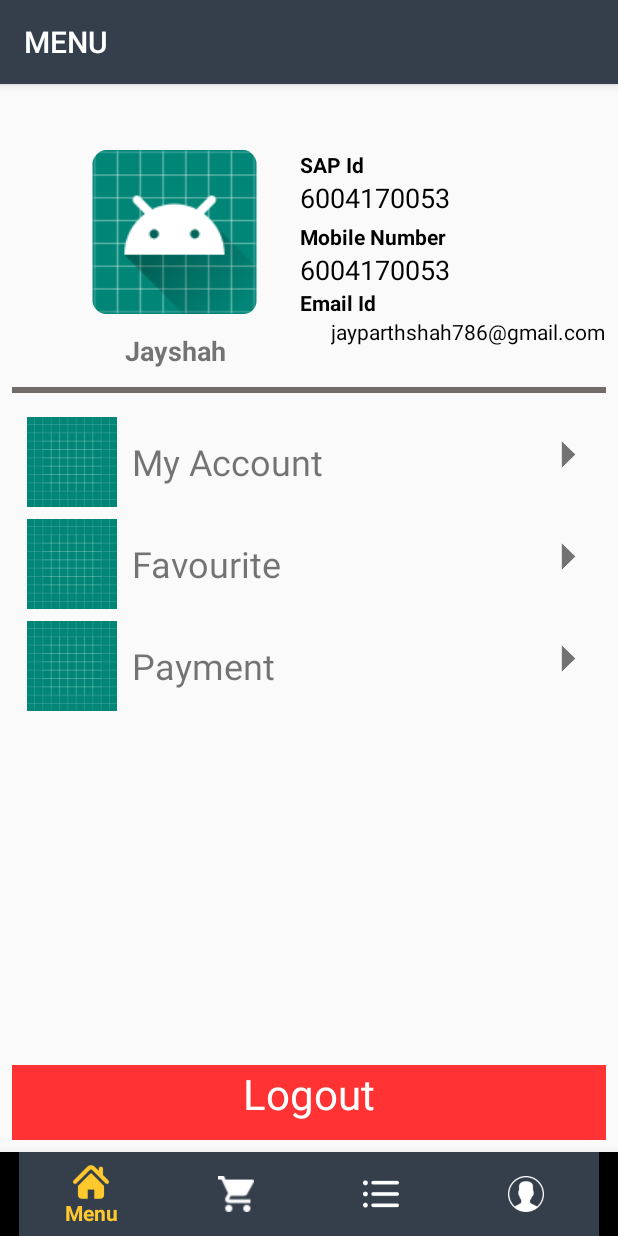
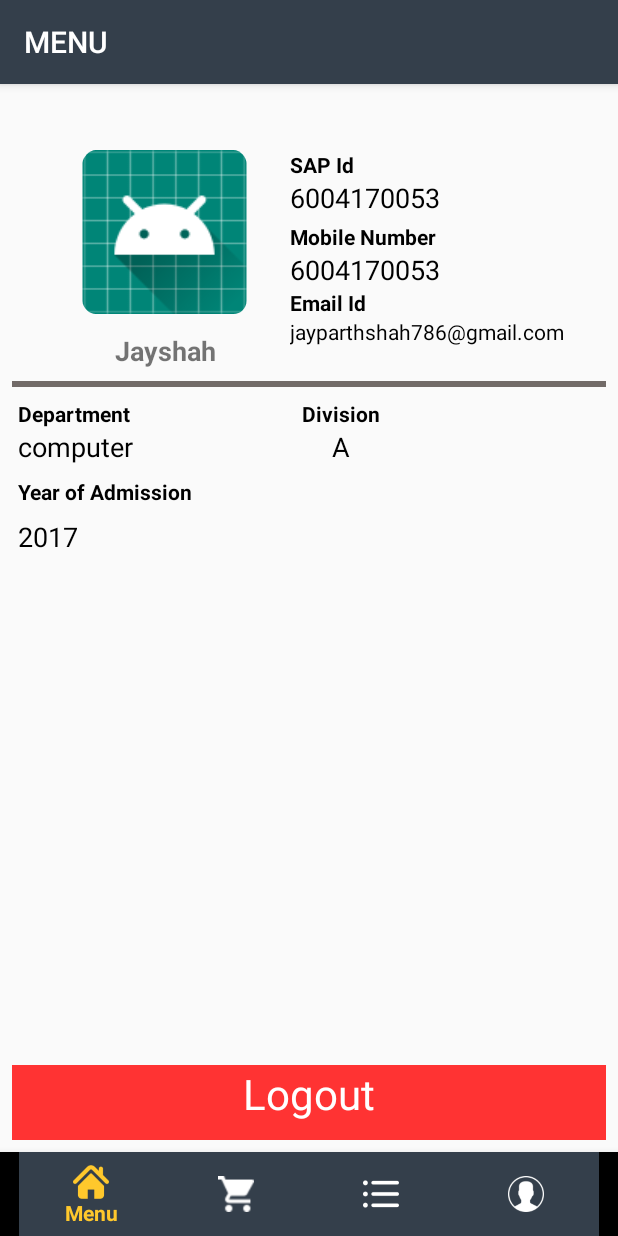
Before and after one commit to djunicode/canteen-android-app, an Android app: the fragment Profile placed in its activity, on a phone screen of 412 x 824 dp. Run offline under Robolectric (Android 15) with nearby library versions, the phone set to English and light mode, and no system bars; network calls fail; 2 statements that could not run were skipped.

Commit message:
profile get request

```diff
--- /dev/null
+++ b/app/src/main/java/io/github/djunicode/canteenapp/ResponseObjects/ProfileResponse.java
@@ -0,0 +1,77 @@
+package io.github.djunicode.canteenapp.ResponseObjects;
+
+public class ProfileResponse {
+
+    private String username;
+    private String first_name;
+    private String last_name;
+    private String email;
+    private String phone_number;
+    private String division;
+    private String department;
+    private int admission_year;
+    public String getUsername() {
+        return username;
+    }
+
+    public void setUsername(String username) {
+        this.username = username;
+    }
+
+    public String getFirst_name() {
+        return first_name;
+    }
+
+    public void setFirst_name(String first_name) {
+        this.first_name = first_name;
+    }
+
+    public String getLast_name() {
+        return last_name;
+    }
+
+    public void setLast_name(String last_name) {
+        this.last_name = last_name;
+    }
+
+    public String getEmail() {
+        return email;
+    }
+
+    public void setEmail(String email) {
+        this.email = email;
+    }
+
+    public String getPhone_number() {
+        return phone_number;
+    }
+
+    public void setPhone_number(String phone_number) {
+        this.phone_number = phone_number;
+    }
+
+    public String getDivision() {
+        return division;
+    }
+
+    public void setDivision(String division) {
+        this.division = division;
+    }
+
+    public String getDepartment() {
+        return department;
+    }
+
+    public void setDepartment(String department) {
+        this.department = department;
+    }
+
+    public int getAdmission_year() {
+        return admission_year;
+    }
+
+    public void setAdmission_year(int admission_year) {
+        this.admission_year = admission_year;
+    }
+
+}
--- a/app/src/main/java/io/github/djunicode/canteenapp/RetrofitInterfaces/ApiInterface.java
+++ b/app/src/main/java/io/github/djunicode/canteenapp/RetrofitInterfaces/ApiInterface.java
@@ -7,6 +7,7 @@ import io.github.djunicode.canteenapp.RequestObjects.SendOrder;
 import io.github.djunicode.canteenapp.RequestObjects.SignInRequest;
 import io.github.djunicode.canteenapp.RequestObjects.SignUpRequest;
 import io.github.djunicode.canteenapp.ResponseObjects.OrderSentResponse;
+import io.github.djunicode.canteenapp.ResponseObjects.ProfileResponse;
 import io.github.djunicode.canteenapp.ResponseObjects.SignInResponse;
 import io.github.djunicode.canteenapp.ResponseObjects.SignUpResponse;
 import io.github.djunicode.canteenapp.models.MenuItem;
@@ -51,4 +52,7 @@ public interface ApiInterface {
     @GET("user-orders/current_orders")
     Call<List<Order>> getCurrentOrders(@Header ("Authorization")String token);
 
+    @GET("student-user/profile/")
+    Call<ProfileResponse> getProfile(@Header ("Authorization")String token);
+
 }
--- a/app/src/main/java/io/github/djunicode/canteenapp/fragments/Profile.java
+++ b/app/src/main/java/io/github/djunicode/canteenapp/fragments/Profile.java
@@ -1,25 +1,46 @@
 package io.github.djunicode.canteenapp.fragments;
 
+import android.content.Context;
 import android.content.Intent;
 import android.content.SharedPreferences;
 import android.os.Bundle;
 import android.support.annotation.NonNull;
 import android.support.annotation.Nullable;
 import android.support.v4.app.Fragment;
+import android.util.Log;
 import android.view.LayoutInflater;
 import android.view.View;
 import android.view.ViewGroup;
 import android.widget.TextView;
 import android.widget.Toast;
-
+import retrofit2.Callback;
+import retrofit2.Response;
+import retrofit2.Call;
+import android.content.SharedPreferences;
+import io.github.djunicode.canteenapp.API;
+import io.github.djunicode.canteenapp.GlobalData;
 import io.github.djunicode.canteenapp.LoginActivity;
 import io.github.djunicode.canteenapp.R;
+import io.github.djunicode.canteenapp.ResponseObjects.ProfileResponse;
+import io.github.djunicode.canteenapp.RetrofitInterfaces.ApiInterface;
 
 import static android.content.Context.MODE_PRIVATE;
 import static io.github.djunicode.canteenapp.LoginActivity.TOKEN_SHARED_PREFS_KEY;
 import static io.github.djunicode.canteenapp.LoginActivity.TOKEN_STRING;
 
 public class Profile extends Fragment {
+    String Rusername,Rfname,Rlname,Remail,Rphone,Rdiv,Rdept;
+    int Radmission_year;
+    TextView name,email,sap,div,dept,year,phone;
+    ApiInterface api = API.getInstance().create(ApiInterface.class);
+
+    private static final String TAG = "profile";
+    @Override
+    public void onCreate(@Nullable Bundle savedInstanceState) {
+        super.onCreate(savedInstanceState);
+
+        displayDetails();
+    }
 
     @Nullable
     @Override
@@ -33,6 +54,13 @@ public class Profile extends Fragment {
     public void onViewCreated(@NonNull View view, @Nullable Bundle savedInstanceState) {
         super.onViewCreated(view, savedInstanceState);
 
+        name=view.findViewById(R.id.textView3);
+        email=view.findViewById(R.id.textView8);
+        sap=view.findViewById(R.id.textView4);
+        phone=view.findViewById(R.id.textView6);
+        dept=view.findViewById(R.id.department);
+        div=view.findViewById(R.id.division);
+        year=view.findViewById(R.id.yearofadmission);
         TextView logoutTextView = (TextView) view.findViewById(R.id.logoutText);
         logoutTextView.setOnClickListener(new View.OnClickListener() {
             @Override
@@ -53,4 +81,59 @@ public class Profile extends Fragment {
         Toast.makeText(this.getActivity(), "Logged out successfully", Toast.LENGTH_SHORT).show();
     }
 
+
+    private void displayDetails(){
+        SharedPreferences tokenPrefs = getContext().getSharedPreferences(TOKEN_SHARED_PREFS_KEY, Context.MODE_PRIVATE);
+        String tokenValue = tokenPrefs.getString(TOKEN_STRING, null);
+        Log.i(TAG,"api interface"+api);
+        Log.d("token value",""+tokenValue);
+        Log.d("token pref",""+tokenPrefs);
+        final Call<ProfileResponse> createprofile= api.getProfile("token "+tokenValue);
+        createprofile.enqueue(new Callback<ProfileResponse>() {
+            @Override
+            public void onResponse(Call<ProfileResponse> call, Response<ProfileResponse> response) {
+
+                Log.i(TAG, "response body "+response.body());
+                Log.i(TAG,"response code::"+response.code());
+                Log.i(TAG,"response message: "+response.message());
+                Log.i(TAG,"response header: "+response.headers());
+                Log.i(TAG,"response error body: "+response.errorBody());
+                Log.i(TAG,"response isSuccessful: "+response.isSuccessful());
+                if(!response.isSuccessful()){
+                   Toast.makeText(getContext(), "Some error has occurred...", Toast.LENGTH_SHORT).show();
+
+                 Log.d("profile load","failed...");
+                return;
+                }
+                ProfileResponse profileResponse=response.body();
+                Rusername=profileResponse.getUsername();
+                Rfname=profileResponse.getFirst_name();
+                Rlname=profileResponse.getLast_name();
+                Remail=profileResponse.getEmail();
+                Rphone=profileResponse.getPhone_number();
+                Rdiv=profileResponse.getDivision();
+                Rdept=profileResponse.getDepartment();
+                Radmission_year=profileResponse.getAdmission_year();
+                name.setText(""+Rfname+" "+Rlname);
+                sap.setText(Rusername);
+                email.setText(Remail);
+                phone.setText(Rphone);
+                dept.setText(Rdept);
+                div.setText(Rdiv);
+                year.setText(""+Radmission_year);
+                Log.d("profile load","SUCCESS");
+            }
+
+            @Override
+            public void onFailure(Call<ProfileResponse> call, Throwable t) {
+
+                Toast.makeText(getContext(), "Loading failed", Toast.LENGTH_SHORT).show();
+                Log.d("profile load","FAILED");
+            }
+        });
+
+
+
+    }
+
 }
--- a/app/src/main/res/layout/profile.xml
+++ b/app/src/main/res/layout/profile.xml
@@ -11,7 +11,6 @@
         android:id="@+id/imageView"
         android:layout_width="119dp"
         android:layout_height="109dp"
-        android:layout_marginStart="8dp"
         android:layout_marginTop="44dp"
         android:layout_marginEnd="8dp"
         app:layout_constraintEnd_toEndOf="parent"
@@ -24,12 +23,11 @@
         android:id="@+id/textView3"
         android:layout_width="104dp"
         android:layout_height="wrap_content"
-        android:layout_marginStart="8dp"
         android:layout_marginTop="12dp"
         android:layout_marginEnd="8dp"
+        android:gravity="center"
         android:text="Jayshah"
-        android:gravity="center"
-        android:textSize="18sp"
+        android:textSize="18dp"
         android:textStyle="bold"
         app:layout_constraintEnd_toEndOf="parent"
         app:layout_constraintHorizontal_bias="0.194"
@@ -43,7 +41,7 @@
         android:layout_marginEnd="8dp"
         android:text="6004170053"
         android:textColor="#000"
-        android:textSize="18sp"
+        android:textSize="18dp"
         app:layout_constraintEnd_toEndOf="parent"
         app:layout_constraintHorizontal_bias="0.0"
         app:layout_constraintStart_toStartOf="@+id/textView5"
@@ -68,7 +66,7 @@
         android:layout_marginEnd="8dp"
         android:text="6004170053"
         android:textColor="#000"
-        android:textSize="18sp"
+        android:textSize="18dp"
         app:layout_constraintEnd_toEndOf="parent"
         app:layout_constraintHorizontal_bias="0.0"
         app:layout_constraintStart_toStartOf="@+id/textView7"
@@ -88,16 +86,14 @@
 
     <TextView
         android:id="@+id/textView8"
-        android:layout_width="183dp"
-        android:layout_height="wrap_content"
-        android:layout_marginStart="8dp"
-        android:layout_marginEnd="8dp"
+        android:layout_width="wrap_content"
+        android:layout_height="0dp"
         android:text="jayparthshah786@gmail.com"
         android:textColor="#000"
-        android:textSize="14sp"
+        android:textSize="14dp"
         app:layout_constraintEnd_toEndOf="parent"
-        app:layout_constraintHorizontal_bias="1.0"
-        app:layout_constraintStart_toStartOf="parent"
+        app:layout_constraintHorizontal_bias="0.0"
+        app:layout_constraintStart_toStartOf="@+id/textView9"
         app:layout_constraintTop_toBottomOf="@+id/textView9" />
 
     <TextView
@@ -116,144 +112,88 @@
         android:layout_width="match_parent"
         android:layout_height="4dp"
         android:layout_marginStart="8dp"
-        android:layout_marginTop="12dp"
+        android:layout_marginTop="8dp"
         android:layout_marginEnd="8dp"
         android:background="#726B68"
         android:orientation="horizontal"
         app:layout_constraintEnd_toEndOf="parent"
         app:layout_constraintStart_toStartOf="parent"
-        app:layout_constraintTop_toBottomOf="@+id/textView3"></LinearLayout>
+        app:layout_constraintTop_toBottomOf="@+id/textView3">
 
-
-
-    <LinearLayout xmlns:android="http://schemas.android.com/apk/res/android"
-        android:id="@+id/listgroup"
-        android:layout_width="match_parent"
-        android:layout_height="60dp"
-        android:layout_marginStart="8dp"
-        android:layout_marginTop="16dp"
-        android:layout_marginEnd="8dp"
-        android:orientation="horizontal"
-        app:layout_constraintEnd_toEndOf="parent"
-        app:layout_constraintStart_toStartOf="parent"
-        app:layout_constraintTop_toBottomOf="@+id/linearLayout3">
-
-        <ImageView
-            android:id="@+id/icon"
-            android:layout_width="80dp"
-
-
-            android:layout_height="match_parent"
-            android:src="@drawable/ic_launcher_background" />
-
-        <TextView
-            android:id="@+id/listtitle"
-            android:layout_width="0dp"
-            android:layout_height="match_parent"
-            android:layout_gravity="center"
-            android:layout_weight="1"
-            android:gravity="center_vertical"
-            android:text="My Account"
-            android:textSize="24sp" />
-
-
-        <ImageView
-            android:layout_width="30dp"
-android:rotation="270"
-            android:layout_height="match_parent"
-            android:layout_gravity="bottom"
-            android:layout_marginBottom="10dp"
-            android:padding="6dp"
-            android:layout_marginRight="10dp"
-            android:src="@drawable/down" />
     </LinearLayout>
 
-    <LinearLayout xmlns:android="http://schemas.android.com/apk/res/android"
-        android:id="@+id/listgroup2"
-        android:layout_width="match_parent"
-        android:layout_height="60dp"
+    <TextView
+        android:id="@+id/dept"
+        android:layout_width="wrap_content"
+        android:layout_height="wrap_content"
+        android:layout_marginLeft="12dp"
+        android:layout_marginTop="8dp"
+        android:text="Department"
+        android:textColor="#000"
+        android:textStyle="bold"
+        app:layout_constraintLeft_toLeftOf="parent"
+        app:layout_constraintTop_toBottomOf="@id/linearLayout3" />
+
+    <TextView
+        android:id="@+id/department"
+        android:layout_width="wrap_content"
+        android:layout_height="wrap_content"
+        android:text="computer"
+        android:textColor="#000"
+        android:textSize="18dp"
+        app:layout_constraintLeft_toLeftOf="parent"
+        app:layout_constraintStart_toStartOf="@+id/dept"
+        app:layout_constraintTop_toBottomOf="@id/dept" />
+
+    <TextView
+        android:id="@+id/div"
+        android:layout_width="wrap_content"
+        android:layout_height="wrap_content"
         android:layout_marginStart="8dp"
         android:layout_marginTop="8dp"
-        android:layout_marginEnd="8dp"
-        android:orientation="horizontal"
-        app:layout_constraintEnd_toEndOf="parent"
-        app:layout_constraintHorizontal_bias="0.0"
-        app:layout_constraintStart_toStartOf="parent"
-        app:layout_constraintTop_toBottomOf="@+id/listgroup">
+        android:text="Division"
+        android:textColor="#000"
+        android:textStyle="bold"
+        app:layout_constraintRight_toRightOf="parent"
+        app:layout_constraintStart_toStartOf="@+id/textView8"
+        app:layout_constraintTop_toBottomOf="@id/linearLayout3" />
 
-        <ImageView
-            android:id="@+id/icon2"
-            android:layout_width="80dp"
+    <TextView
+        android:id="@+id/division"
+        android:layout_width="wrap_content"
+        android:layout_height="wrap_content"
+        android:text="A"
+        android:textColor="#000"
+        android:textSize="18dp"
+        app:layout_constraintRight_toRightOf="@+id/div"
+        app:layout_constraintLeft_toLeftOf="@id/div"
+        app:layout_constraintTop_toBottomOf="@id/div"
+        app:layout_constraintHorizontal_bias="0.5"/>
 
+    <TextView
+        android:id="@+id/year"
+        android:layout_width="wrap_content"
+        android:layout_height="wrap_content"
+        android:layout_marginLeft="12dp"
+        android:layout_marginTop="8dp"
+        android:text="Year of Admission"
+        android:textColor="#000"
+        android:textStyle="bold"
+        app:layout_constraintLeft_toLeftOf="parent"
+        app:layout_constraintTop_toBottomOf="@id/department" />
 
-            android:layout_height="match_parent"
-            android:src="@drawable/ic_launcher_background" />
+    <TextView
+        android:id="@+id/yearofadmission"
+        android:layout_width="wrap_content"
+        android:layout_height="wrap_content"
+        android:layout_marginTop="8dp"
+        android:text="2017"
+        android:textColor="#000"
+        android:textSize="18dp"
+        app:layout_constraintLeft_toLeftOf="parent"
+        app:layout_constraintStart_toStartOf="@+id/year"
+        app:layout_constraintTop_toBottomOf="@id/year" />
 
-        <TextView
-            android:id="@+id/listtitle2"
-            android:layout_width="0dp"
-            android:layout_height="match_parent"
-            android:layout_gravity="center"
-            android:layout_weight="1"
-            android:gravity="center_vertical"
-            android:text="Favourite"
-            android:textSize="24sp" />
-
-
-        <ImageView
-            android:id="@+id/indicator"
-            android:layout_width="30dp"
-            android:rotation="270"
-            android:layout_height="match_parent"
-            android:layout_gravity="bottom"
-            android:layout_marginRight="10dp"
-            android:layout_marginBottom="10dp"
-            android:padding="6dp"
-            android:src="@drawable/down" />
-    </LinearLayout>
-
-    <LinearLayout xmlns:android="http://schemas.android.com/apk/res/android"
-        android:id="@+id/listgroup3"
-        android:layout_width="match_parent"
-        android:layout_height="60dp"
-        android:layout_marginStart="8dp"
-        android:layout_marginTop="8dp"
-        android:layout_marginEnd="8dp"
-        android:orientation="horizontal"
-        app:layout_constraintEnd_toEndOf="parent"
-        app:layout_constraintStart_toStartOf="parent"
-        app:layout_constraintTop_toBottomOf="@+id/listgroup2">
-
-        <ImageView
-            android:id="@+id/icon3"
-            android:layout_width="80dp"
-
-
-            android:layout_height="match_parent"
-            android:src="@drawable/ic_launcher_background" />
-
-        <TextView
-            android:id="@+id/listtitle3"
-            android:layout_width="0dp"
-            android:layout_height="match_parent"
-            android:layout_gravity="center"
-            android:layout_weight="1"
-            android:gravity="center_vertical"
-            android:text="Payment"
-            android:textSize="24sp" />
-
-
-        <ImageView
-            android:id="@+id/indicator3"
-            android:layout_width="30dp"
-            android:rotation="270"
-            android:layout_height="match_parent"
-            android:layout_gravity="bottom"
-            android:layout_marginRight="10dp"
-            android:layout_marginBottom="10dp"
-            android:padding="6dp"
-            android:src="@drawable/down" />
-    </LinearLayout>
 
     <LinearLayout xmlns:android="http://schemas.android.com/apk/res/android"
         android:id="@+id/linearLayout4"
```
